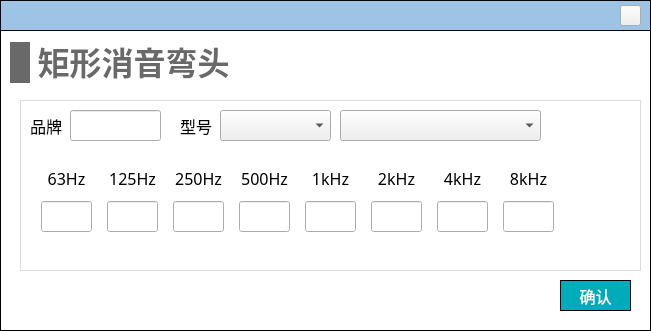
Above: NoiseCalSoft/inputDialog/dialog_silencer.ui from haobana/NoiCal before the change. Below: the same form after it.
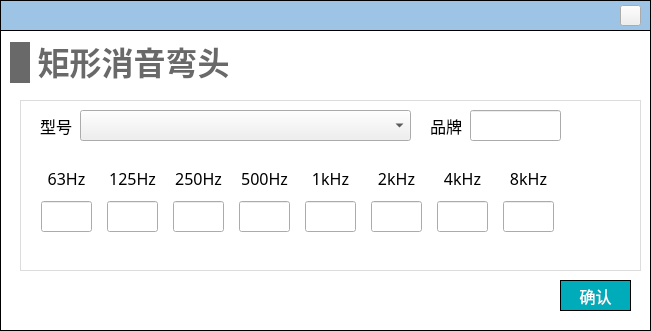
That is the form after the change. Icons and pictures are not drawn.

The edit to the form file:
```diff
--- a/NoiseCalSoft/inputDialog/dialog_silencer.ui
+++ b/NoiseCalSoft/inputDialog/dialog_silencer.ui
@@ -85,7 +85,7 @@
     <widget class="QLabel" name="label_4">
      <property name="geometry">
       <rect>
-       <x>10</x>
+       <x>410</x>
        <y>10</y>
        <width>41</width>
        <height>31</height>
@@ -104,7 +104,7 @@
     <widget class="QLabel" name="label_5">
      <property name="geometry">
       <rect>
-       <x>160</x>
+       <x>20</x>
        <y>10</y>
        <width>41</width>
        <height>31</height>
@@ -123,7 +123,7 @@
     <widget class="QLineEdit" name="lineEdit_brand">
      <property name="geometry">
       <rect>
-       <x>50</x>
+       <x>450</x>
        <y>10</y>
        <width>91</width>
        <height>31</height>
@@ -139,28 +139,9 @@
     <widget class="QComboBox" name="comboBox_prefix">
      <property name="geometry">
       <rect>
-       <x>200</x>
+       <x>60</x>
        <y>10</y>
-       <width>111</width>
-       <height>31</height>
-      </rect>
-     </property>
-     <property name="font">
-      <font>
-       <family>Microsoft YaHei</family>
-       <pointsize>-1</pointsize>
-      </font>
-     </property>
-     <property name="styleSheet">
-      <string notr="true">outline:none;</string>
-     </property>
-    </widget>
-    <widget class="QComboBox" name="comboBox_suffix">
-     <property name="geometry">
-      <rect>
-       <x>320</x>
-       <y>10</y>
-       <width>201</width>
+       <width>331</width>
        <height>31</height>
       </rect>
      </property>
```
Left out of the diff: 2 changed lines with no effect on the pictures.
